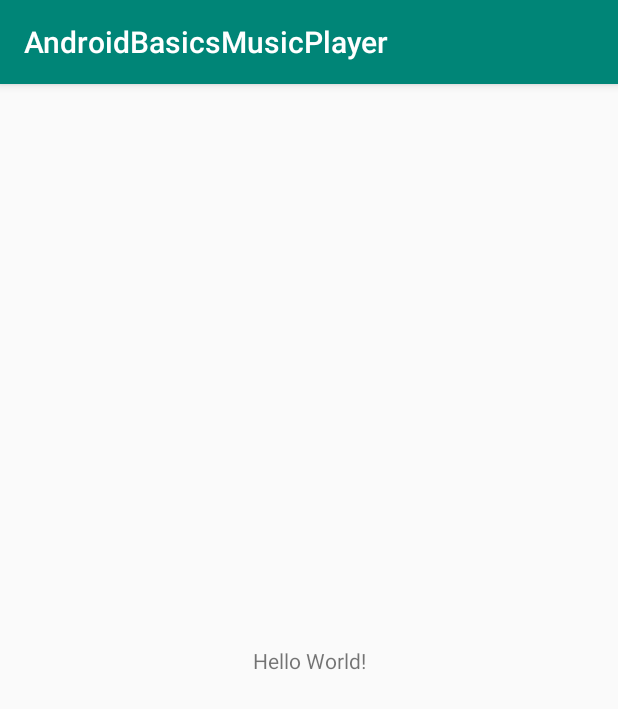
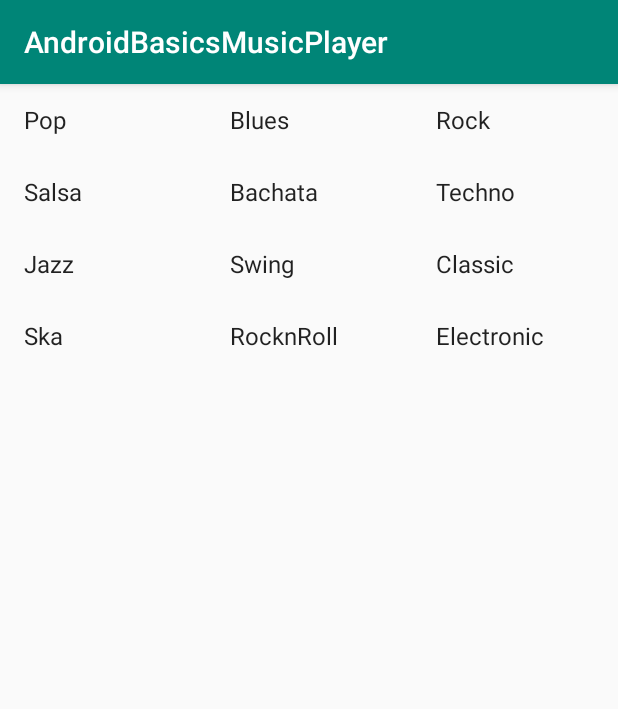
Before and after one commit to tomaszkolonko/AndroidBasic_MusicPlayer, an Android app: the screen it shows after launch (MainActivity), on a phone screen of 412 x 824 dp. Shown: the top 709 px of the screen. Run offline under Robolectric (Android 15) with nearby library versions, the phone set to English and light mode, and no system bars.

Commit message:
Added Grid View with missing onClickListeners

```diff
--- a/app/src/main/AndroidManifest.xml
+++ b/app/src/main/AndroidManifest.xml
@@ -9,6 +9,7 @@
         android:roundIcon="@mipmap/ic_launcher_round"
         android:supportsRtl="true"
         android:theme="@style/AppTheme">
+        <activity android:name=".PopActivity"></activity>
         <activity android:name=".MainActivity">
             <intent-filter>
                 <action android:name="android.intent.action.MAIN" />
--- a/app/src/main/java/com/example/android/androidbasicsmusicplayer/MainActivity.java
+++ b/app/src/main/java/com/example/android/androidbasicsmusicplayer/MainActivity.java
@@ -2,11 +2,21 @@ package com.example.android.androidbasicsmusicplayer;
 
 import androidx.appcompat.app.AppCompatActivity;
 
+import android.content.Intent;
 import android.os.Bundle;
+import android.view.View;
+import android.widget.ArrayAdapter;
+import android.widget.GridView;
+import android.widget.TextView;
+import android.widget.Toast;
 
+import java.lang.reflect.Array;
 import java.util.ArrayList;
 
 public class MainActivity extends AppCompatActivity {
+    private String[] genre = {"Pop", "Blues", "Rock", "Salsa", "Bachata", "Techno", "Jazz", "Swing", "Classic",
+            "Ska", "RocknRoll", "Electronic"};
+
 
     @Override
     protected void onCreate(Bundle savedInstanceState) {
@@ -32,5 +42,22 @@ public class MainActivity extends AppCompatActivity {
             listOfSongs.add(songGenerator.generateSong());
         }
 
+        final GridView gridView = findViewById(R.id.categoryGridView);
+        ArrayAdapter<String> adapter = new ArrayAdapter<>(this, android.R.layout.simple_list_item_1, genre);
+        gridView.setAdapter(adapter);
+
+//        gridView.setOnClickListener(new View.OnClickListener() {
+//            @Override
+//            public void onClick(View v) {
+//                switch(v.getId()) {
+//                    case(1):
+//                        Intent intent = new Intent(MainActivity.this, PopActivity.class);
+//                        startActivity(intent);
+//
+//                        Toast.makeText(gridView.getContext(), "ID = 1", Toast.LENGTH_LONG).show();
+//                }
+//            }
+//        });
+
     }
 }
--- a/app/src/main/java/com/example/android/androidbasicsmusicplayer/SongGenerator.java
+++ b/app/src/main/java/com/example/android/androidbasicsmusicplayer/SongGenerator.java
@@ -11,8 +11,8 @@ public class SongGenerator {
         "Joel", "Romeo", "Bori", "Prince", "Kewin", "Joe", "Kiko", "Christina", "Jennifer", "Milena", "Natti"};
     private String[] authorLastName = {"Abreu", "Farel", "Floyed", "Santos", "Jackson", "Lee", "Royce", "Cosmos",
         "Vera", "Rodriguez", "Ferreira", "Lirow", "Picasso", "Bach", "Natasha", "Jaza"};
-    private String[] genre = {"Pop", "Blues", "Rock", "Salsa", "Bachata", "Techno", "Jazz", "Swing", "Classic",
-        "Ska", "RocknRoll", "Instrumental", "Electronic"};
+    private static String[] genre = {"Pop", "Blues", "Rock", "Salsa", "Bachata", "Techno", "Jazz", "Swing", "Classic",
+        "Ska", "RocknRoll", "Electronic"};
 
     public Song generateSong() {
         String title = generateTitle();
@@ -39,5 +39,9 @@ public class SongGenerator {
         return genre[position];
     }
 
+    public static String[] getGenre() {
+        return genre;
+    }
+
 
 }
--- a/app/src/main/res/layout/activity_main.xml
+++ b/app/src/main/res/layout/activity_main.xml
@@ -1,18 +1,13 @@
 <?xml version="1.0" encoding="utf-8"?>
-<androidx.constraintlayout.widget.ConstraintLayout xmlns:android="http://schemas.android.com/apk/res/android"
-    xmlns:app="http://schemas.android.com/apk/res-auto"
+<GridView xmlns:android="http://schemas.android.com/apk/res/android"
     xmlns:tools="http://schemas.android.com/tools"
+    android:id="@+id/categoryGridView"
     android:layout_width="match_parent"
     android:layout_height="match_parent"
+    android:numColumns="3"
+    android:columnWidth="50dp"
+    android:stretchMode="columnWidth"
     tools:context=".MainActivity">
 
-    <TextView
-        android:layout_width="wrap_content"
-        android:layout_height="wrap_content"
-        android:text="Hello World!"
-        app:layout_constraintBottom_toBottomOf="parent"
-        app:layout_constraintLeft_toLeftOf="parent"
-        app:layout_constraintRight_toRightOf="parent"
-        app:layout_constraintTop_toTopOf="parent" />
 
-</androidx.constraintlayout.widget.ConstraintLayout>
+</GridView>
```
Also changed, not shown: app/src/main/java/com/example/android/androidbasicsmusicplayer/PopActivity.java (added, +14 -0 lines), app/src/main/res/layout/activity_pop.xml (added, +9 -0 lines).
